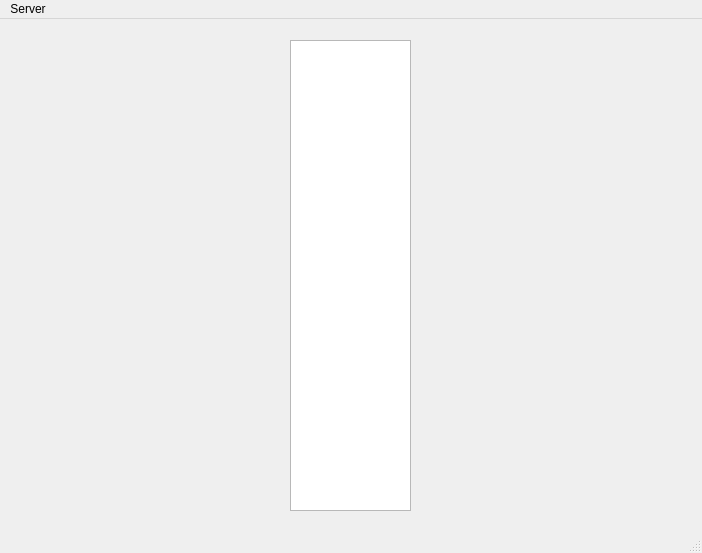
InfoAG/Jarvis.gui, file mainwindow.ui: the form before one commit.
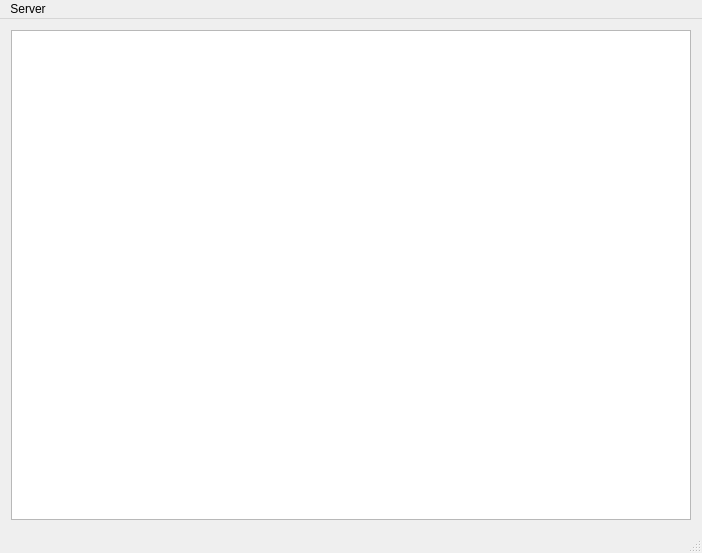
The form after the commit. Icons and pictures are not drawn.

Commit message: resize policies, reset design

```diff
--- a/mainwindow.ui
+++ b/mainwindow.ui
@@ -10,12 +10,6 @@
     <height>553</height>
    </rect>
   </property>
-  <property name="sizePolicy">
-   <sizepolicy hsizetype="Expanding" vsizetype="Expanding">
-    <horstretch>0</horstretch>
-    <verstretch>0</verstretch>
-   </sizepolicy>
-  </property>
   <property name="windowTitle">
    <string>MainWindow</string>
   </property>
@@ -24,23 +18,25 @@
 </string>
   </property>
   <widget class="QWidget" name="centralWidget">
-   <widget class="QWidget" name="horizontalLayoutWidget">
-    <property name="geometry">
-     <rect>
-      <x>10</x>
-      <y>10</y>
-      <width>681</width>
-      <height>493</height>
-     </rect>
-    </property>
-    <layout class="QHBoxLayout" name="horizontalLayout" stretch="1">
+   <property name="sizePolicy">
+    <sizepolicy hsizetype="Expanding" vsizetype="Expanding">
+     <horstretch>0</horstretch>
+     <verstretch>0</verstretch>
+    </sizepolicy>
+   </property>
+   <layout class="QGridLayout" name="gridLayout">
+    <item row="0" column="0">
+     <layout class="QHBoxLayout" name="horizontalLayout">
+      <property name="sizeConstraint">
+       <enum>QLayout::SetNoConstraint</enum>
+      </property>
      <item>
       <widget class="QTreeView" name="treeView">
-       <property name="maximumSize">
-        <size>
-         <width>121</width>
-         <height>491</height>
-        </size>
+        <property name="sizePolicy">
+         <sizepolicy hsizetype="Expanding" vsizetype="Expanding">
+          <horstretch>0</horstretch>
+          <verstretch>0</verstretch>
+         </sizepolicy>
        </property>
        <property name="styleSheet">
         <string notr="true"> QTreeView {
@@ -73,7 +69,8 @@
       </widget>
      </item>
     </layout>
-   </widget>
+    </item>
+   </layout>
   </widget>
   <widget class="QStatusBar" name="statusBar"/>
   <widget class="QMenuBar" name="menuBar">
```
Left out of the diff: 3 changed lines with no effect on the pictures. Lines whose indentation alone changed are shown as unchanged. The commit also changes 4 other files.
